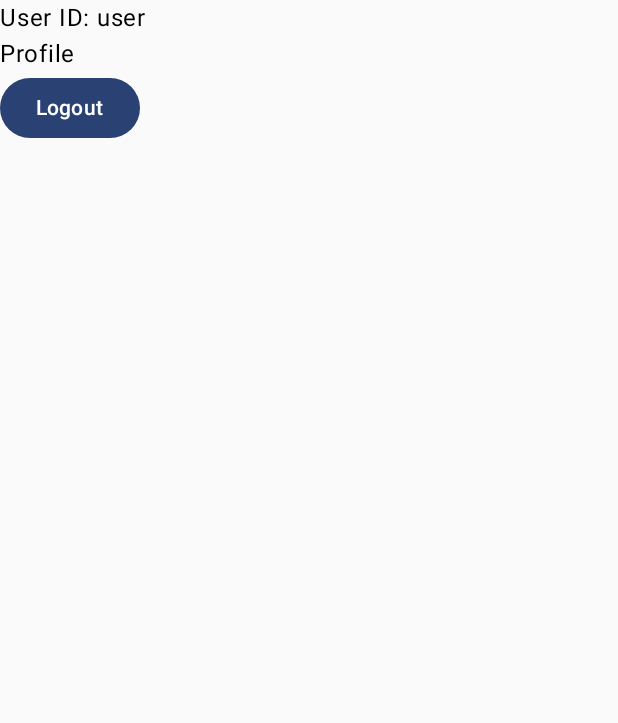
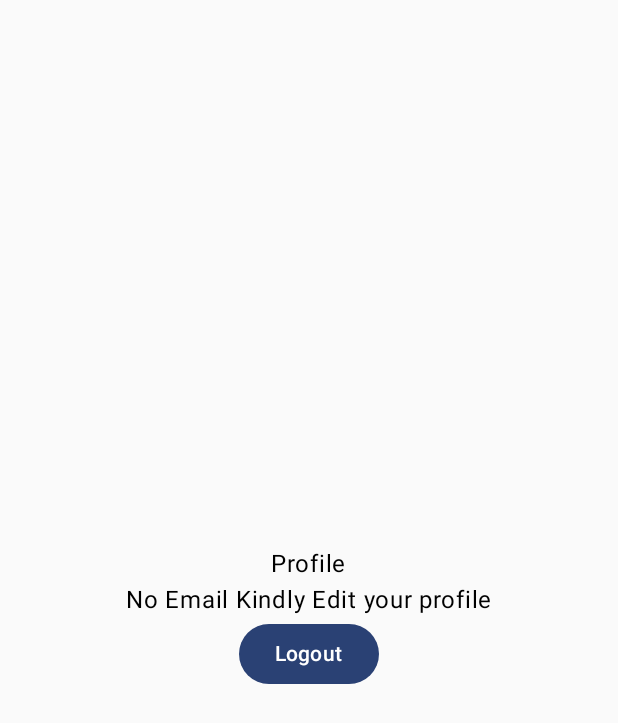
Before and after one commit to Abhinash8899/W9639147, an Android app built with Jetpack Compose: the ProfileScreen screen opened through its navigation route, on a phone screen of 412 x 824 dp. Shown: the top 723 px of the screen. Run offline under Robolectric (Android 15) with nearby library versions, the phone set to English and light mode, and no system bars; our stand-ins replace Firebase (no records; nobody signed in at launch, a user with empty details on screens opened directly).

Commit message:
commit 11

```diff
--- a/app/src/main/java/uk/ac/tees/mad/w9639147/MainActivity.kt
+++ b/app/src/main/java/uk/ac/tees/mad/w9639147/MainActivity.kt
@@ -64,6 +64,9 @@ fun MediMinderApp() {
             HomeScreen(userUid = uid!!,
                 onAddClicked = {
                     navController.navigate("addtask")
+                },
+                onProfileClick = {
+                    navController.navigate("profile")
                 }
             )
         }
--- a/app/src/main/java/uk/ac/tees/mad/w9639147/ui/ProfileScreen.kt
+++ b/app/src/main/java/uk/ac/tees/mad/w9639147/ui/ProfileScreen.kt
@@ -1,14 +1,18 @@
 package uk.ac.tees.mad.w9639147.ui
 
 import android.util.Log
+import androidx.compose.foundation.layout.Arrangement
 import androidx.compose.foundation.layout.Column
+import androidx.compose.foundation.layout.fillMaxSize
 import androidx.compose.material3.Button
 import androidx.compose.material3.Text
 import androidx.compose.runtime.Composable
 import androidx.compose.runtime.LaunchedEffect
 import androidx.compose.runtime.mutableStateOf
 import androidx.compose.runtime.remember
+import androidx.compose.ui.Alignment
 import androidx.compose.ui.Modifier
+import androidx.compose.ui.platform.LocalContext
 import androidx.compose.ui.tooling.preview.Preview
 import com.google.firebase.Firebase
 import com.google.firebase.firestore.FirebaseFirestore
@@ -17,6 +21,8 @@ import kotlinx.coroutines.tasks.await
 
 @Composable
 fun ProfileScreen(modifier: Modifier = Modifier,userUid : String, onLogout: () -> Unit) {
+    var tasks = remember { mutableMapOf<String, Any>() }
+    val context = LocalContext.current
 
     LaunchedEffect(key1 = true) {
         val firestore = FirebaseFirestore.getInstance()
@@ -27,20 +33,30 @@ fun ProfileScreen(modifier: Modifier = Modifier,userUid : String, onLogout: () -
             val usernode = userDocument.get().await()
             val userData = usernode.data?.let { HashMap<String, Any>(it) }
             Log.d("user","userdata : $userData")
-
+            if (userData != null) {
+                tasks.putAll(userData)
+            }
         }catch (e:Exception){
             println(e.message)
         }
     }
-    Column {
-        Text(text = "User ID: $userUid")
+    Column(modifier = Modifier.fillMaxSize(),
+        verticalArrangement = Arrangement.Center,
+        horizontalAlignment = Alignment.CenterHorizontally) {
+        val email = tasks["username"]?:"No Email Kindly Edit your profile"
         Text(text = "Profile")
+        userInfoData(email = email.toString())
         Button(onClick = onLogout) {
             Text(text = "Logout")
         }
     }
 }
-
+@Composable
+fun userInfoData(email: String,) {
+    Column {
+        Text(text = email)
+    }
+}
 @Preview
 @Composable
 fun showProfile(){
```
Also changed, not shown: app/src/main/java/uk/ac/tees/mad/w9639147/ui/HomeScreen.kt (+35 -20 lines).
